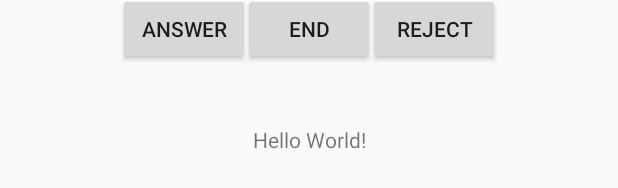
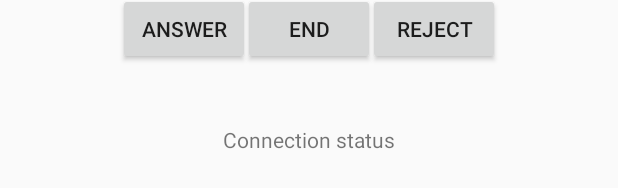
Before and after one commit to nexmo-community/client-sdk-android-tutorial-voice-phone-to-app-kotlin, an Android app: the layout activity_main.xml on its own in the app's theme, with its tools: preview values and no code run, on a phone screen of 412 x 824 dp. Shown: the part 1022-1210 px from the top of the screen. Run offline under Robolectric (Android 15) with nearby library versions, the phone set to English and light mode, and no system bars.

Commit message:
update connection status

```diff
--- a/app/src/main/res/layout/activity_main.xml
+++ b/app/src/main/res/layout/activity_main.xml
@@ -11,7 +11,7 @@
             android:layout_width="wrap_content"
             android:layout_height="wrap_content"
             android:layout_marginBottom="40dp"
-            android:text="Hello World!"
+            android:text="Connection status"
             app:layout_constraintBottom_toBottomOf="parent"
             app:layout_constraintLeft_toLeftOf="parent"
             app:layout_constraintRight_toRightOf="parent" />
```
